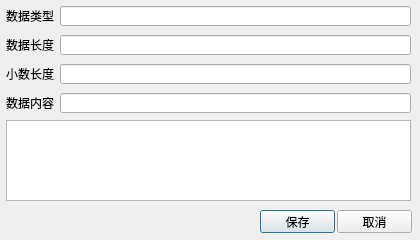
Qt form dialogmodifycell.ui (cnldw/FinanceFileReader) before a commit.
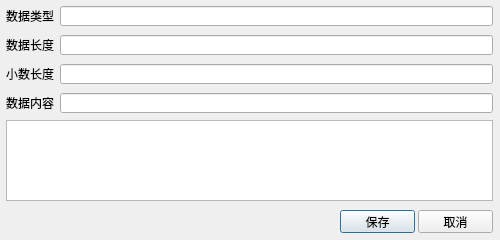
The same form after that commit.

```diff
--- a/dialogmodifycell.ui
+++ b/dialogmodifycell.ui
@@ -6,19 +6,19 @@
    <rect>
     <x>0</x>
     <y>0</y>
-    <width>420</width>
+    <width>500</width>
     <height>240</height>
    </rect>
   </property>
   <property name="minimumSize">
    <size>
-    <width>420</width>
+    <width>500</width>
     <height>240</height>
    </size>
   </property>
   <property name="maximumSize">
    <size>
-    <width>420</width>
+    <width>500</width>
     <height>240</height>
    </size>
   </property>
@@ -52,7 +52,7 @@
     <rect>
      <x>60</x>
      <y>6</y>
-     <width>351</width>
+     <width>433</width>
      <height>20</height>
     </rect>
    </property>
@@ -78,7 +78,7 @@
     <rect>
      <x>60</x>
      <y>35</y>
-     <width>351</width>
+     <width>433</width>
      <height>20</height>
     </rect>
    </property>
@@ -104,7 +104,7 @@
     <rect>
      <x>60</x>
      <y>64</y>
-     <width>351</width>
+     <width>433</width>
      <height>20</height>
     </rect>
    </property>
@@ -117,7 +117,7 @@
     <rect>
      <x>6</x>
      <y>120</y>
-     <width>405</width>
+     <width>487</width>
      <height>81</height>
     </rect>
    </property>
@@ -128,7 +128,7 @@
   <widget class="QPushButton" name="pushButton">
    <property name="geometry">
     <rect>
-     <x>260</x>
+     <x>340</x>
      <y>210</y>
      <width>75</width>
      <height>23</height>
@@ -141,7 +141,7 @@
   <widget class="QPushButton" name="pushButton_2">
    <property name="geometry">
     <rect>
-     <x>337</x>
+     <x>418</x>
      <y>210</y>
      <width>75</width>
      <height>23</height>
@@ -169,7 +169,7 @@
     <rect>
      <x>60</x>
      <y>93</y>
-     <width>351</width>
+     <width>433</width>
      <height>20</height>
     </rect>
    </property>
```
